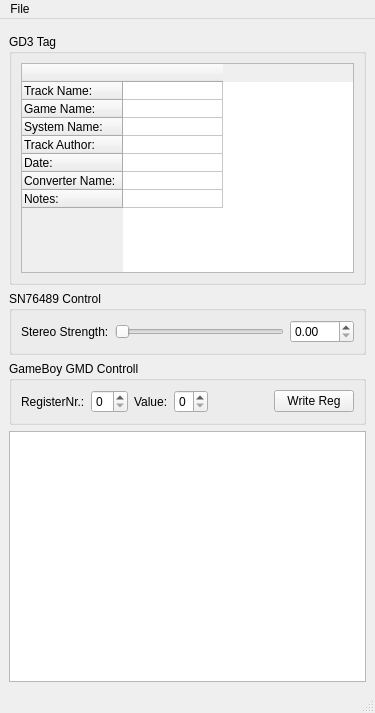
The window that src/mainwindow.ui (ThKattanek/vgm_player) describes before a commit, drawn with Qt 5.
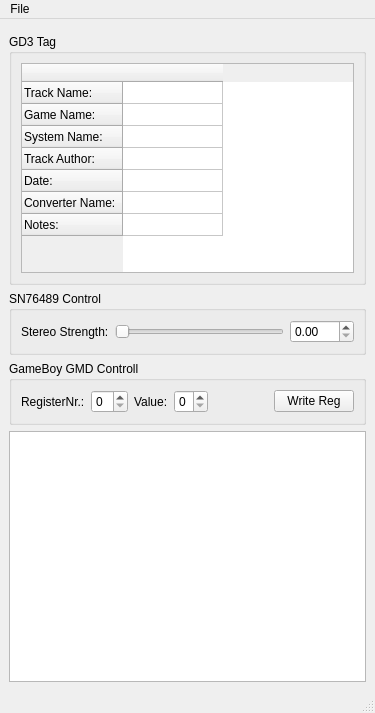
The same window after the commit. Custom widgets are drawn as their Qt base class.

Commit message: changed gd3 tag row height from 20 to 22

Diff of the .ui file:
```diff
--- a/src/mainwindow.ui
+++ b/src/mainwindow.ui
@@ -39,7 +39,7 @@
        <item>
         <widget class="QTableWidget" name="gd3_tag_table">
          <attribute name="verticalHeaderMinimumSectionSize">
-          <number>18</number>
+          <number>22</number>
          </attribute>
          <attribute name="verticalHeaderDefaultSectionSize">
           <number>18</number>
```
The commit also changes 1 other file.
